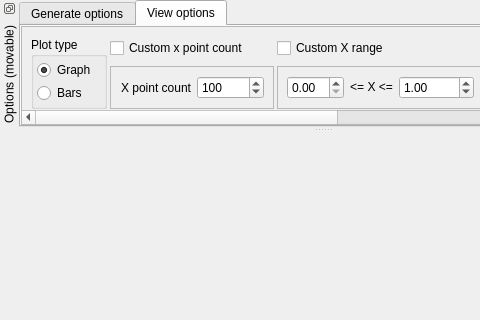
Old version of the form example/FormMain.ui in the repository conelov/RandomUniq; both pictures show x 0 to 480 and y 0 to 320 of the 646 by 778 pixel window.
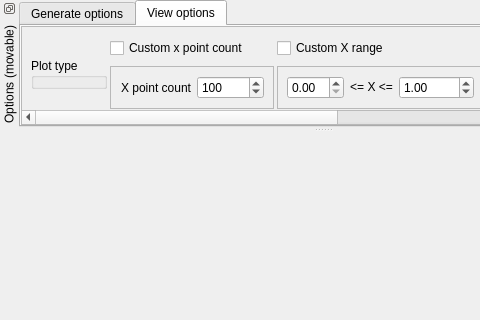
New version of the form. The open tabs and pages were chosen to show the change. Custom widgets are drawn as their Qt base class.

Commit message: plot viewOpt genType refactoring begin

Patch:
```diff
--- a/example/FormMain.ui
+++ b/example/FormMain.ui
@@ -334,26 +334,6 @@
                 <property name="bottomMargin">
                  <number>3</number>
                 </property>
-                <item>
-                 <widget class="QRadioButton" name="rb_plotTypeGraph">
-                  <property name="text">
-                   <string>Graph</string>
-                  </property>
-                  <property name="checked">
-                   <bool>true</bool>
-                  </property>
-                 </widget>
-                </item>
-                <item>
-                 <widget class="QRadioButton" name="rb_plotTypeBars">
-                  <property name="text">
-                   <string>Bars</string>
-                  </property>
-                  <property name="checked">
-                   <bool>false</bool>
-                  </property>
-                 </widget>
-                </item>
                </layout>
               </widget>
              </item>
```
Left out of the diff: 27 changed lines with no effect on the pictures. The commit also changes 1 other file.
